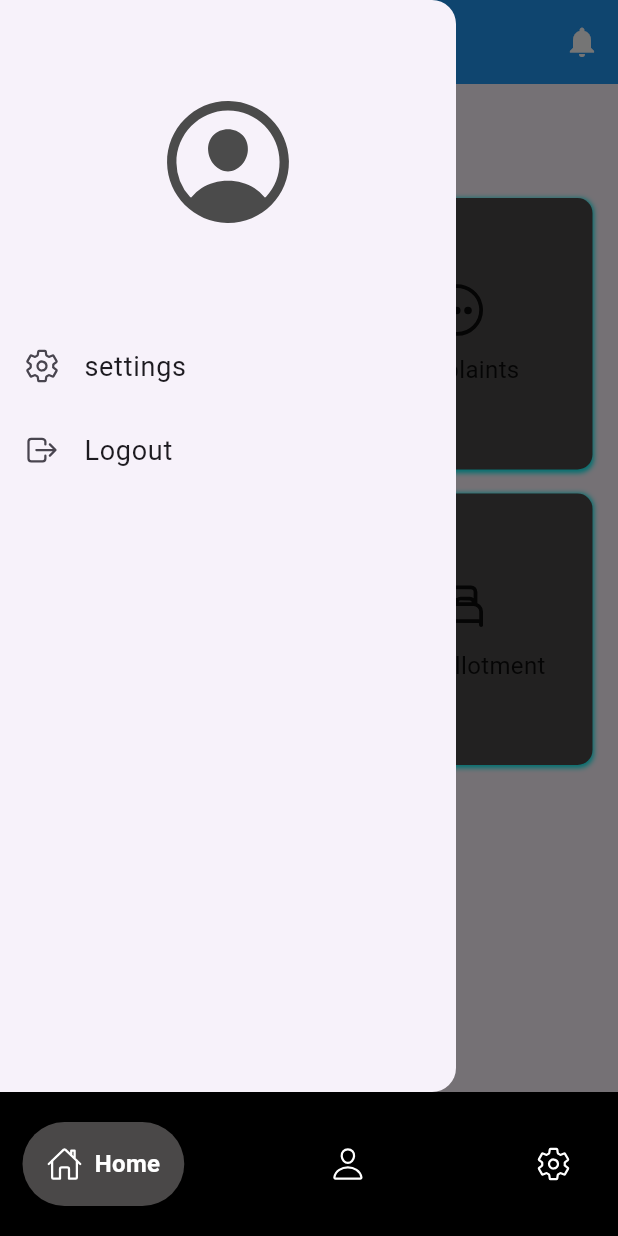
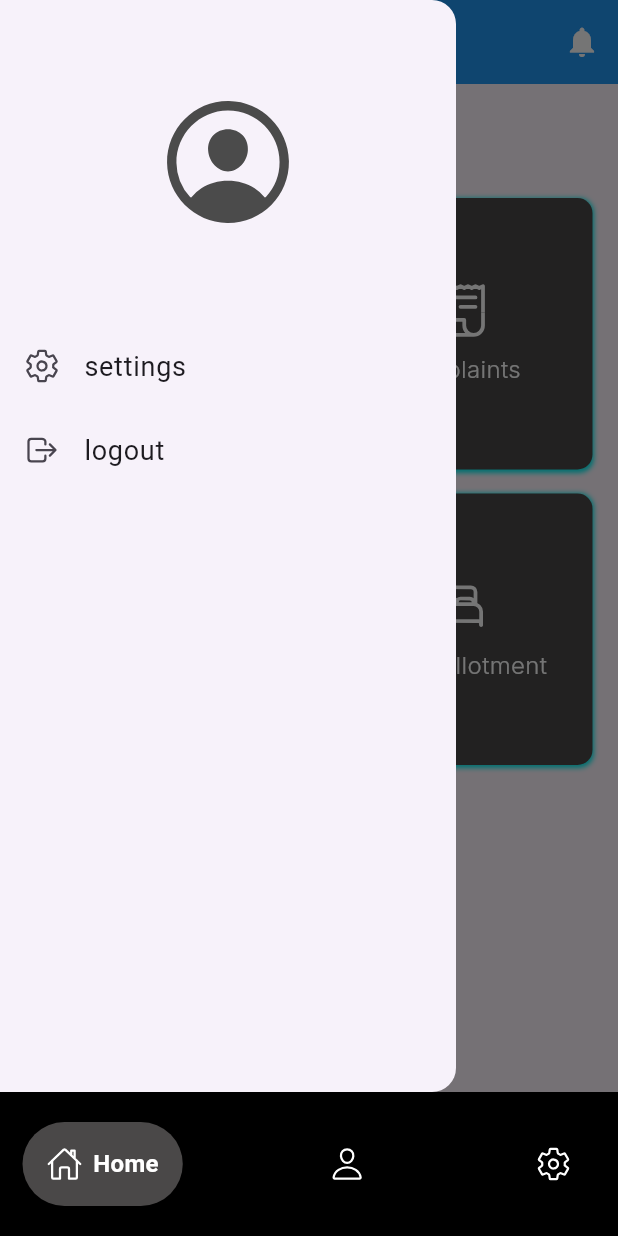
Before and after one commit to ev4ded/hostel, a Flutter app: the MyNavigation screen opened directly, with the side drawer open, on a phone screen of 412 x 824 dp. Run offline on Flutter 3.47's test engine with Material 3 defaults, Android fonts, the phone set to English and light mode, and no system bars; drawn by our look-alikes of google_nav_bar; our stand-ins replace cloud_firestore, dropdown_button2, firebase_auth, firebase_core, firebase_messaging, google_fonts and 5 more; accounts and stored records are empty; Roboto replaces fonts that are missing (Mooli).

Commit message:
corrected fonts

```diff
--- a/lib/warden/components/drawer_tiles.dart
+++ b/lib/warden/components/drawer_tiles.dart
@@ -1,5 +1,6 @@
 import 'package:firebase_auth/firebase_auth.dart';
 import 'package:flutter/material.dart';
+import 'package:google_fonts/google_fonts.dart';
 import 'package:ionicons/ionicons.dart';
 import 'package:minipro/authentication/loginpage.dart';
 import 'package:minipro/student/components/custom_route.dart';
@@ -19,7 +20,7 @@ class DrawerTiles extends StatelessWidget {
     return Column(
       children: [
         ListTile(
-          title:Text("settings",style:TextStyle( fontSize: 18.0)),
+          title:Text("settings",style:GoogleFonts.mooli ( fontSize: 18.0)),
 
             leading: Icon(Ionicons.settings_outline),
             onTap: () {
@@ -37,7 +38,7 @@ class DrawerTiles extends StatelessWidget {
 
               ),
                ListTile(
-          title:Text("Logout",style:TextStyle( fontSize: 18.0)),
+          title:Text("logout",style:GoogleFonts.mooli ( fontSize: 18.0)),
            onTap:  () {
                 FirebaseAuth.instance.signOut();
                 saveLoginState(false);
--- a/lib/warden/pages/homepage.dart
+++ b/lib/warden/pages/homepage.dart
@@ -1,4 +1,5 @@
 import 'package:flutter/material.dart';
+import 'package:google_fonts/google_fonts.dart';
 import 'package:ionicons/ionicons.dart';
 
 import 'package:minipro/warden/components/my_drawer.dart';
@@ -24,7 +25,7 @@ class _HomePageState extends State<HomePage> {
   Widget build(BuildContext context) {
     return Scaffold(
       appBar: AppBar(
-        title: const Text('Home'),
+        title:  Text('Home',style:GoogleFonts.inter (), ),
         actions: [
           IconButton(
             icon: Icon(Icons.notifications),
@@ -69,7 +70,7 @@ class _HomePageState extends State<HomePage> {
                       ),
                     ),
                     _buildMenuItem(
-                      Ionicons.chatbubble_ellipses_outline,
+                      Ionicons.receipt_outline,
                       "Complaints",
                       ()=>Navigator.push(
                         context,
@@ -136,12 +137,12 @@ class _HomePageState extends State<HomePage> {
         child: Column(
           mainAxisAlignment: MainAxisAlignment.center,
           children: [
-            Icon(icon, size: 40),
+            Icon(icon, size: 40,color: Colors.white,),
             SizedBox(height: 8),
             Text(
               label,
               textAlign: TextAlign.center,
-              style: TextStyle(fontSize: 16),
+             style:GoogleFonts.inter(fontSize: 16.0,fontWeight:FontWeight.w300,color: Colors.white),
             ),
           ],
         ),
--- a/lib/warden/pages/navigation.dart
+++ b/lib/warden/pages/navigation.dart
@@ -1,4 +1,5 @@
 import 'package:flutter/material.dart';
+import 'package:google_fonts/google_fonts.dart';
 import 'package:google_nav_bar/google_nav_bar.dart';
 import 'package:ionicons/ionicons.dart';
 import 'package:minipro/warden/pages/settingspage.dart';
@@ -32,11 +33,12 @@ class _MyNavigationState extends State<MyNavigation> {
             curve: Curves.easeInOutQuint,
             duration: Duration(milliseconds: 200),
             backgroundColor: Colors.black,
-            color: const Color.fromARGB(255, 255, 255, 255),
+            color:  Colors.white,
             activeColor: Colors.white,
+            textStyle:GoogleFonts.pixelifySans(fontWeight:FontWeight.bold,color: Colors.white),
             tabBackgroundColor: const Color.fromARGB(255, 74, 72, 72),
             padding: EdgeInsets.all(16),
-            gap: 8,
+            gap: 7,
             tabs: const [
               GButton(
                 icon: Ionicons.home_outline,
```
Also changed, not shown: lib/warden/pages/functions/complaints.dart (+10 -10 lines), lib/warden/pages/functions/maintenance.dart (+13 -10 lines), lib/warden/pages/profile.dart (+6 -5 lines).
